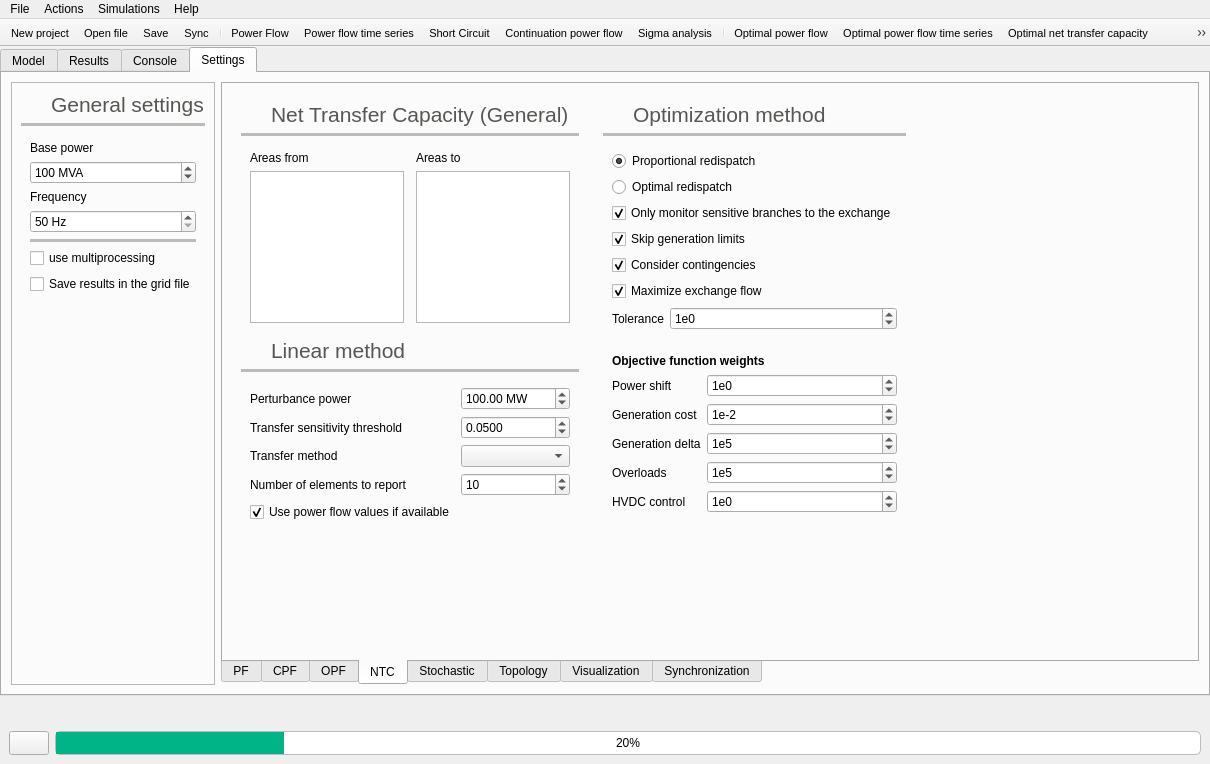
The window that src/GridCal/Gui/Main/MainWindow.ui (SanPen/GridCal) describes before a commit, drawn with Qt 5.
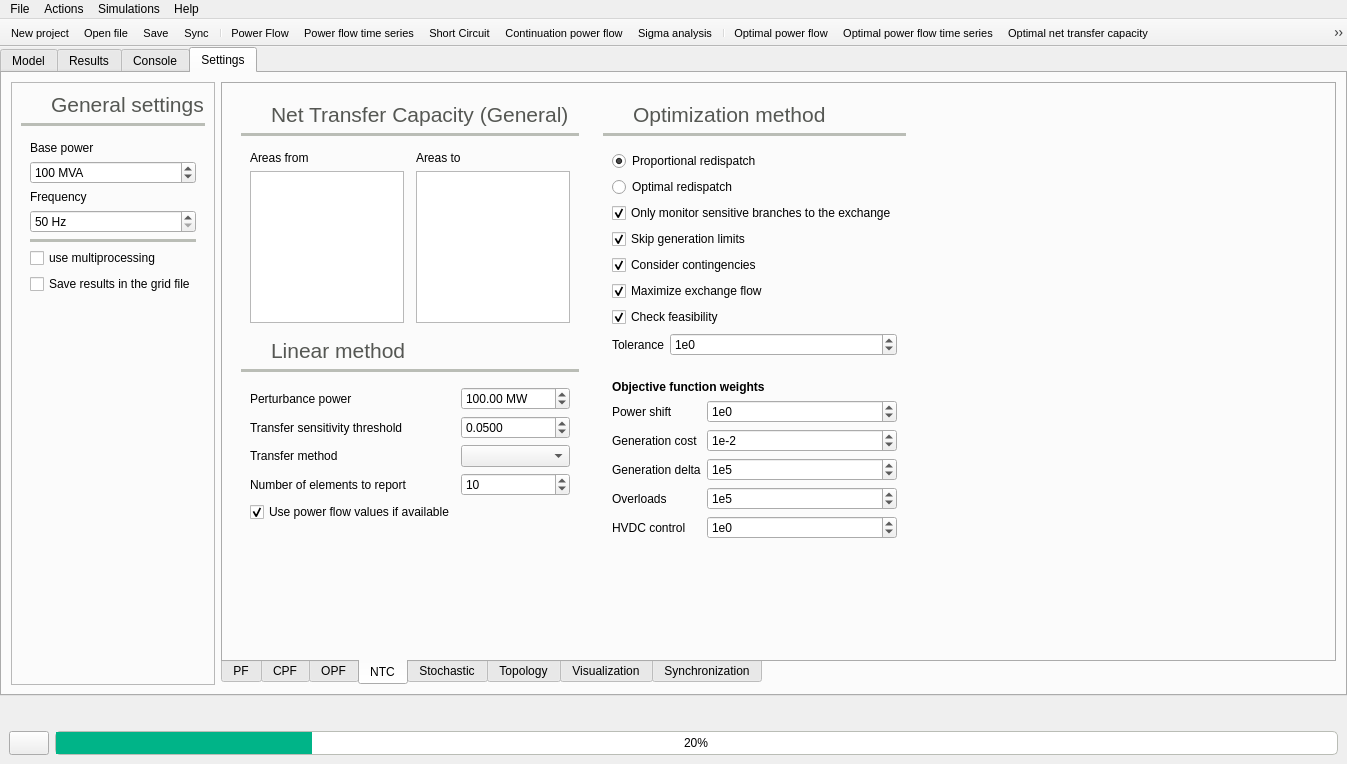
The same window after the commit. The open tabs and pages were chosen to show the change. Icons and pictures are not drawn.

Diff of the .ui file:
```diff
--- a/src/GridCal/Gui/Main/MainWindow.ui
+++ b/src/GridCal/Gui/Main/MainWindow.ui
@@ -6,7 +6,7 @@
    <rect>
     <x>0</x>
     <y>0</y>
-    <width>1210</width>
+    <width>1347</width>
     <height>764</height>
    </rect>
   </property>
@@ -4501,14 +4501,14 @@
                     </property>
                    </widget>
                   </item>
-                  <item row="6" column="0">
+                  <item row="7" column="0">
                    <widget class="QLabel" name="label_101">
                     <property name="text">
                      <string>Tolerance</string>
                     </property>
                    </widget>
                   </item>
-                  <item row="6" column="1">
+                  <item row="7" column="1">
                    <widget class="QSpinBox" name="ntcOpfTolSpinBox">
                     <property name="toolTip">
                      <string>This value determines if the convergence is reached</string>
@@ -4573,6 +4573,16 @@
                     </property>
                    </widget>
                   </item>
+                  <item row="6" column="0" colspan="2">
+                   <widget class="QCheckBox" name="ntcFeasibilityCheckCheckBox">
+                    <property name="text">
+                     <string>Check feasibility</string>
+                    </property>
+                    <property name="checked">
+                     <bool>true</bool>
+                    </property>
+                   </widget>
+                  </item>
                  </layout>
                 </widget>
                </item>
@@ -4726,7 +4736,6 @@
                    <widget class="QLabel" name="label_102">
                     <property name="font">
                      <font>
-                      <weight>75</weight>
                       <bold>true</bold>
                      </font>
                     </property>
@@ -7544,8 +7553,8 @@
     <rect>
      <x>0</x>
      <y>0</y>
-     <width>1210</width>
-     <height>21</height>
+     <width>1347</width>
+     <height>24</height>
     </rect>
    </property>
    <widget class="QMenu" name="menuProject">
```
Left out of the diff: 38 changed lines with no effect on the pictures.
